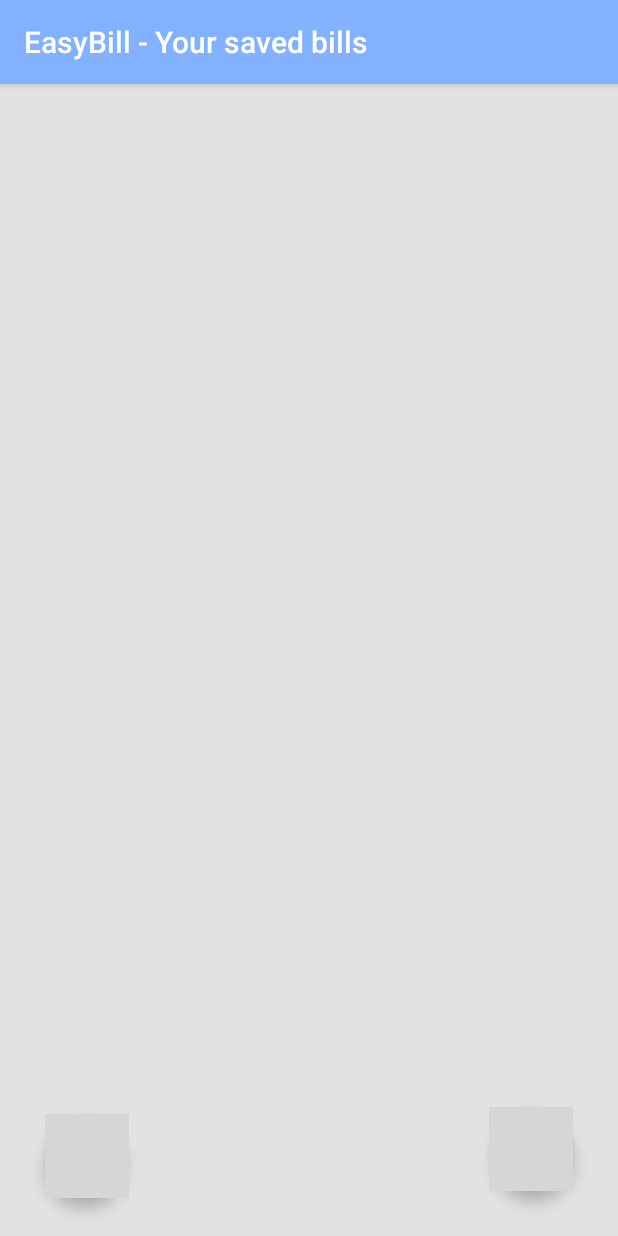
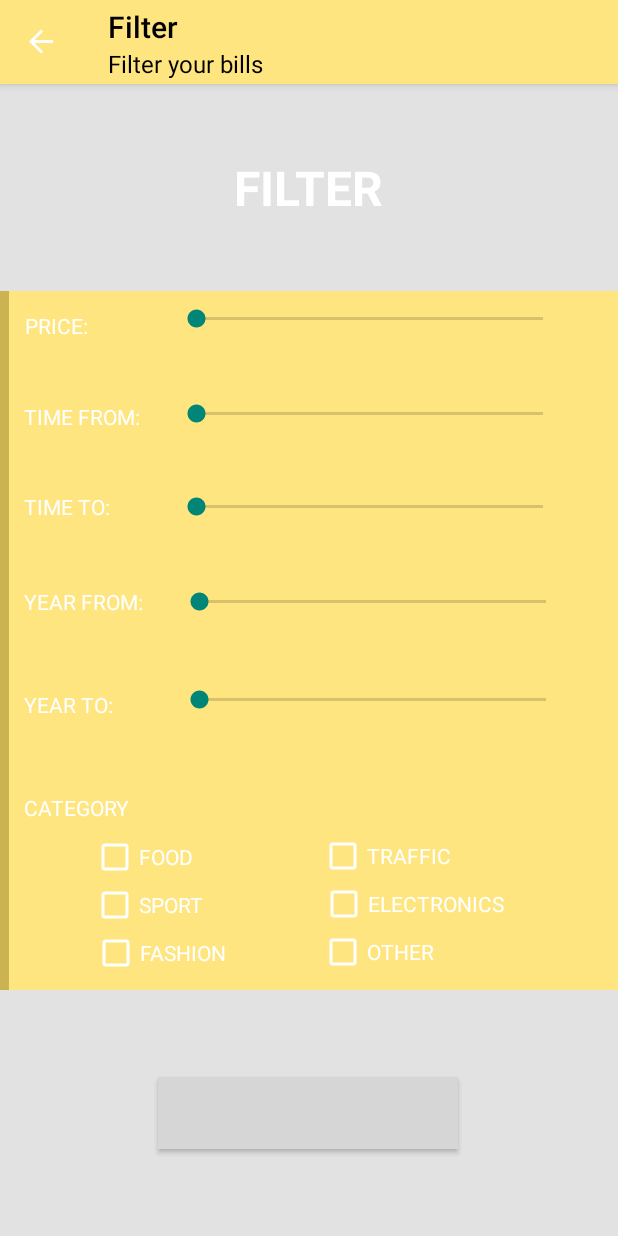
Before and after one commit to mobileappdevhm20/team-project-team_6, an Android app: the screen it shows after launch (MainActivity), after a tap on an icon or button, on a phone screen of 412 x 824 dp. Run offline under Robolectric (Android 15) with nearby library versions, the phone set to English and light mode, and no system bars; our stand-ins replace data binding, navigation-ui; 13 statements that could not run were skipped; 2 other taps on this screen came first; grey boxes are pictures that could not be loaded.

Commit message:
Started ui-revamp

```diff
--- a/app/src/main/AndroidManifest.xml
+++ b/app/src/main/AndroidManifest.xml
@@ -9,7 +9,8 @@
         android:roundIcon="@mipmap/ic_launcher_round"
         android:allowBackup="true"
         android:supportsRtl="true"
-        android:theme="@style/EasyBillBlueTheme">
+        android:theme="@style/EasyBillYellowTheme">
+
         <activity
             android:name=".MainActivity"
             android:screenOrientation="portrait">
@@ -18,6 +19,7 @@
                 <category android:name="android.intent.category.LAUNCHER" />
             </intent-filter>
         </activity>
+
     </application>
 
 </manifest>
--- a/app/src/main/java/com/easybill/MainActivity.kt
+++ b/app/src/main/java/com/easybill/MainActivity.kt
@@ -46,9 +46,21 @@ class MainActivity : AppCompatActivity() {
         // clearDatabase()
     }
 
+    override fun onResume() {
+        super.onResume()
+
+        // set action-bar subtitle
+        setActionBarSubtitle("Your saved bills")
+    }
+
     override fun onSupportNavigateUp(): Boolean {
         val navController = this.findNavController(R.id.myNavHostFragment)
         return navController.navigateUp()
+    }
+
+    fun setActionBarSubtitle(title: String) {
+        // set action-bar subtitle
+        supportActionBar?.subtitle = title
     }
 
     private fun fillDatabase() {
--- /dev/null
+++ b/app/src/main/java/com/easybill/fragments/FilterFragment.kt
@@ -0,0 +1,43 @@
+package com.easybill.fragments
+
+import android.content.Context
+import android.os.Bundle
+import android.view.LayoutInflater
+import android.view.View
+import android.view.ViewGroup
+import androidx.databinding.DataBindingUtil
+import androidx.fragment.app.Fragment
+import androidx.navigation.findNavController
+import com.easybill.MainActivity
+import com.easybill.R
+import com.easybill.databinding.FilterBinding
+
+/**
+ * Lets the user set filters to find a subset of bills.
+ */
+class FilterFragment : Fragment() {
+
+    override fun onAttach(context: Context) {
+        super.onAttach(context)
+
+        (activity as MainActivity).setActionBarSubtitle(getString(R.string.filterFragmentSubtitle))
+    }
+
+    override fun onCreateView(
+        inflater: LayoutInflater,
+        container: ViewGroup?,
+        savedInstanceState: Bundle?
+    ): View? {
+
+        val binding: FilterBinding = DataBindingUtil.inflate(
+            inflater, R.layout.filter, container, false
+        )
+
+        binding.applyButton.setOnClickListener {
+            // TODO check if everything is right
+            it.findNavController().navigate(R.id.action_filterFragment_to_archiveFragment)
+        }
+
+        return binding.root
+    }
+}
--- /dev/null
+++ b/app/src/main/res/mipmap-anydpi-v26/ic_launcher.xml
@@ -0,0 +1,4 @@
+<?xml version="1.0" encoding="utf-8"?>
+<adaptive-icon xmlns:android="http://schemas.android.com/apk/res/android">
+    <foreground android:drawable="@mipmap/ic_launcher_foreground"/>
+</adaptive-icon>
--- /dev/null
+++ b/app/src/main/res/mipmap-anydpi-v26/ic_launcher_round.xml
@@ -0,0 +1,4 @@
+<?xml version="1.0" encoding="utf-8"?>
+<adaptive-icon xmlns:android="http://schemas.android.com/apk/res/android">
+    <foreground android:drawable="@mipmap/ic_launcher_foreground"/>
+</adaptive-icon>
--- a/app/src/main/res/navigation/navigation.xml
+++ b/app/src/main/res/navigation/navigation.xml
@@ -6,7 +6,7 @@
     <fragment
         android:id="@+id/archiveFragment"
         android:name="com.easybill.fragments.archive.ArchiveFragment"
-        android:label="EasyBill - Your saved bills" >
+        android:label="EasyBill" >
         <action
             android:id="@+id/action_archiveFragment_to_scanFragment"
             app:destination="@id/scanFragment" />
@@ -20,6 +20,7 @@
             android:id="@+id/action_archiveFragment_to_statisticsFragment"
             app:destination="@id/statisticsFragment" />
     </fragment>
+
     <fragment
         android:id="@+id/scanFragment"
         android:name="com.easybill.fragments.ScanFragment"
@@ -28,6 +29,7 @@
             android:id="@+id/action_scanFragment_to_archiveFragment"
             app:destination="@id/archiveFragment" />
     </fragment>
+
     <fragment
         android:id="@+id/detailedBillFragment"
         android:name="com.easybill.fragments.DetailedBillFragment"
@@ -39,14 +41,16 @@
             android:name="billID"
             app:argType="long" />
     </fragment>
+
     <fragment
         android:id="@+id/filterFragment"
         android:name="com.easybill.fragments.FilterFragment"
-        android:label="FilterFragment" >
+        android:label="Filter" >
         <action
             android:id="@+id/action_filterFragment_to_archiveFragment"
             app:destination="@id/archiveFragment" />
     </fragment>
+
     <fragment
         android:id="@+id/statisticsFragment"
         android:name="com.easybill.fragments.StatisticsFragment"
@@ -55,4 +59,5 @@
             android:id="@+id/action_statisticsFragment_to_archiveFragment"
             app:destination="@id/archiveFragment" />
     </fragment>
+
 </navigation>
--- a/app/src/main/res/values/colors.xml
+++ b/app/src/main/res/values/colors.xml
@@ -1,4 +1,15 @@
 <?xml version="1.0" encoding="utf-8"?>
+<resources>
+    <color name="colorPrimary">#ffe57f</color>
+    <color name="colorPrimaryLight">#ffffb0</color>
+    <color name="colorPrimaryDark">#cab350</color>
+    <color name="colorBackground">#E1E2E1</color>
+    <color name="colorFontWhite">#FFFFFF</color>
+    <color name="colorFontBlack">#000000</color>
+    <color name="colorTransparentDark">#80000000</color>
+    <color name="colorShadow">#e6e6ea</color>
+</resources>
+<!--
 <resources>
     <color name="colorPrimary">#82b1ff</color>
     <color name="colorPrimaryLight">#b6e3ff</color>
@@ -9,3 +20,4 @@
     <color name="colorTransparentDark">#80000000</color>
     <color name="colorShadow">#e6e6ea</color>
 </resources>
+-->
--- /dev/null
+++ b/app/src/main/res/values/strings.xml
@@ -0,0 +1,27 @@
+<resources>
+    <string name="app_name">EasyBill</string>
+    <string name="archive_title">ARCHIVE</string>
+    <string name="placeholder">PLACEHOLDER</string>
+    <string name="scan_title">SCAN</string>
+    <string name="statistic_title">STATISTIC</string>
+    <string name="details_bill_delete">DELETE</string>
+    <string name="scan_button">SCAN</string>
+    <string name="filter_button">APPLY</string>
+    <string name="filter_title">FILTER</string>
+    <string name="filter_price">PRICE: </string>
+    <string name="filter_time_from">TIME FROM:</string>
+    <string name="filter_time_to">TIME TO:</string>
+    <string name="filter_year_from">YEAR FROM:</string>
+    <string name="filter_year_to">YEAR TO:</string>
+    <string name="filter_category">CATEGORY</string>
+    <string name="filter_category_fashion">FASHION</string>
+    <string name="filter_category_food">FOOD</string>
+    <string name="filter_category_sport">SPORT</string>
+    <string name="filter_category_health">HEALTH</string>
+    <string name="filter_category_traffic">TRAFFIC</string>
+    <string name="filter_category_electronics">ELECTRONICS</string>
+    <string name="filter_category_living">LIVING</string>
+    <string name="filter_category_other">OTHER</string>
+    <string name="bill_price">%1$d €</string>
+    <string name="filterFragmentSubtitle">Filter your bills</string>
+</resources>
--- a/app/src/main/res/values/styles.xml
+++ b/app/src/main/res/values/styles.xml
@@ -1,8 +1,23 @@
 <resources>
 
-    <style name="EasyBillBlueTheme" parent="Theme.AppCompat.Light.DarkActionBar">
+    <style name="EasyBillYellowTheme" parent="Theme.AppCompat.Light.DarkActionBar">
         <item name="colorPrimary">@color/colorPrimary</item>
         <item name="colorPrimaryDark">@color/colorPrimaryDark</item>
+        <item name="actionBarStyle">@style/ActionBar</item>
+    </style>
+
+    <style name="ActionBar" parent="@style/Widget.AppCompat.Light.ActionBar.Solid">
+        <item name="titleTextStyle">@style/ActionBarTitleTextStyle</item>
+        <item name="android:subtitleTextStyle">@style/ActionBarSubtitleTextStyle</item>
+        <item name="subtitleTextStyle">@style/ActionBarSubtitleTextStyle</item>
+    </style>
+
+    <style name="ActionBarTitleTextStyle" parent="@style/TextAppearance.AppCompat.Widget.ActionBar.Title">
+        <item name="android:textColor">@color/colorFontBlack</item>
+    </style>
+
+    <style name="ActionBarSubtitleTextStyle" parent="@style/TextAppearance.AppCompat.Widget.ActionBar.Subtitle">
+        <item name="android:textColor">@color/colorFontBlack</item>
     </style>
 
 </resources>
```
